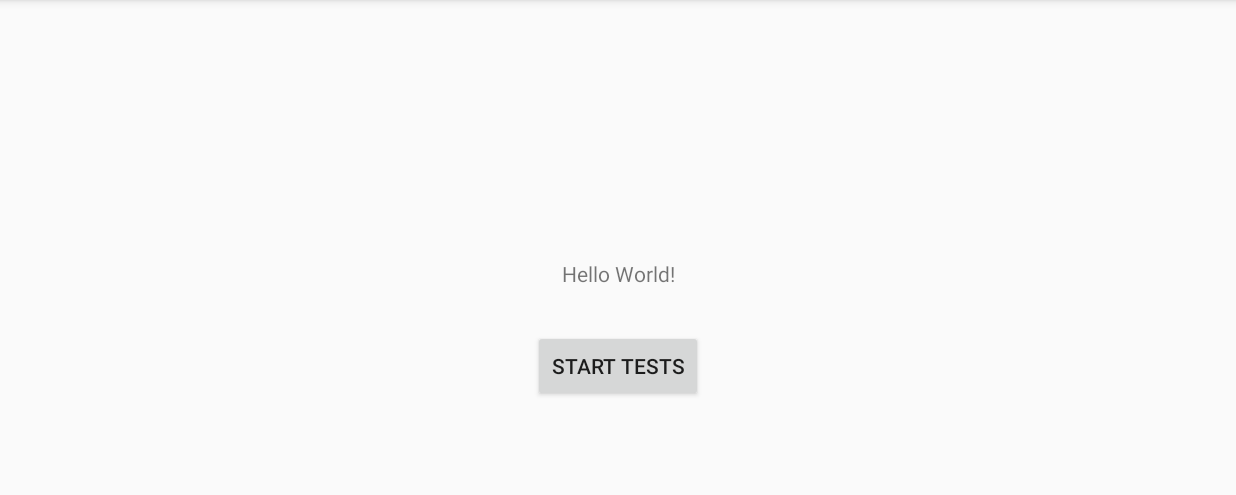
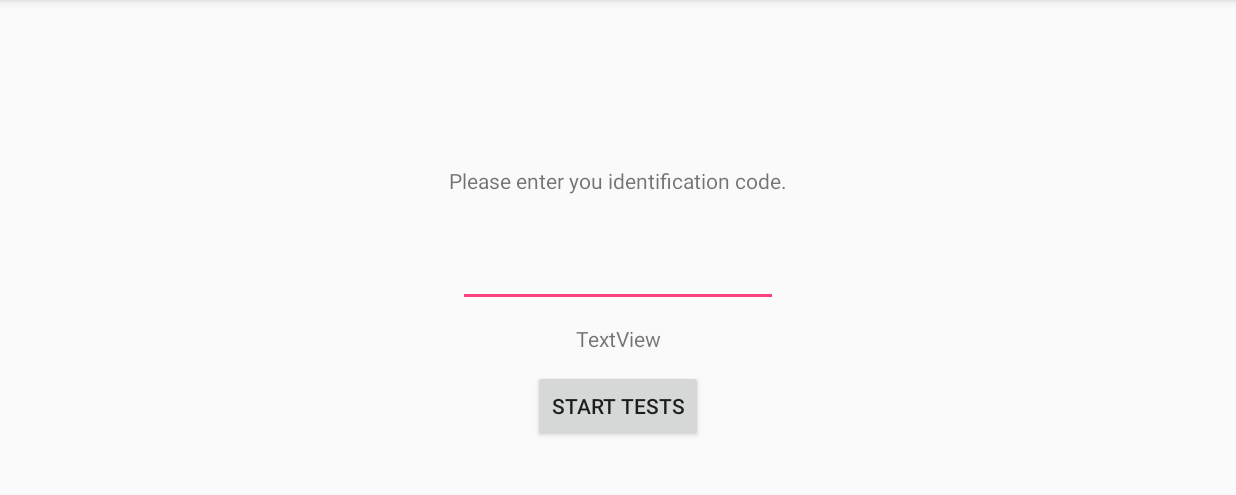
Before and after one commit to erict4ng/StrokeVictimDrivingTest, an Android app: the screen it shows after launch (StartMenu), on a phone screen of 824 x 412 dp (held sideways), the part 72-567 px from its top. Run offline under Robolectric (Android 15) with nearby library versions, the phone set to English and light mode, and no system bars.

Commit message:
added basic login

```diff
--- a/app/src/main/java/com/example/eric/strokevictimdrivingtest/FirstTest.java
+++ b/app/src/main/java/com/example/eric/strokevictimdrivingtest/FirstTest.java
@@ -14,7 +14,7 @@
 public class FirstTest extends AppCompatActivity {
 
     private float xCoOrdinate, yCoOrdinate;
-    long timeleft;
+    long time_left;
 
     @Override
     protected void onCreate(Bundle savedInstanceState) {
@@ -27,7 +27,7 @@
         new CountDownTimer(900000, 1000) {
             public void onTick(long millisUntilFinished) {
                 timerText.setText("seconds remaining: " + millisUntilFinished / 1000);
-                timeleft = millisUntilFinished / 1000;
+                time_left = millisUntilFinished / 1000;
             }
 
             public void onFinish() {
@@ -63,7 +63,7 @@
 
     public void startNextTest(View view){
         Intent intent = new Intent(this, SecondActivity.class);
-        intent.putExtra("test1_score",String.valueOf(timeleft));
+        intent.putExtra("test1_score",String.valueOf(time_left));
         intent.putExtra("test1_time","8");
         startActivity(intent);
     }
--- a/app/src/main/java/com/example/eric/strokevictimdrivingtest/StartMenu.java
+++ b/app/src/main/java/com/example/eric/strokevictimdrivingtest/StartMenu.java
@@ -7,8 +7,11 @@
 import android.view.Menu;
 import android.view.MenuItem;
 import android.content.Intent;
+import android.widget.EditText;
+import android.widget.TextView;
 
 public class StartMenu extends AppCompatActivity {
+
 
     @Override
     protected void onCreate(Bundle savedInstanceState) {
@@ -43,9 +46,17 @@
     }
 
     public void start_test(View view) {
-        Intent intent = new Intent(this, FirstTest.class);
-        startActivity(intent);
+        EditText pass_box = findViewById(R.id.txtbxPass);
+        TextView warning = findViewById(R.id.txtWarning);
+        String entered_pass = pass_box.getText().toString();
 
+        if(entered_pass.equals("123")) {
+            Intent intent = new Intent(this, FirstTest.class);
+            startActivity(intent);
+        }
+        else{
+            warning.setVisibility(View.VISIBLE);
+        }
 
     }
 }
--- a/app/src/main/res/layout/content_start_menu.xml
+++ b/app/src/main/res/layout/content_start_menu.xml
@@ -12,11 +12,13 @@
         android:id="@+id/textView"
         android:layout_width="wrap_content"
         android:layout_height="wrap_content"
-        android:text="Hello World!"
-        app:layout_constraintBottom_toBottomOf="parent"
+        android:layout_marginBottom="8dp"
+        android:text="Please enter you identification code."
+        app:layout_constraintBottom_toTopOf="@+id/txtbxPass"
         app:layout_constraintLeft_toLeftOf="parent"
         app:layout_constraintRight_toRightOf="parent"
-        app:layout_constraintTop_toTopOf="parent" />
+        app:layout_constraintTop_toTopOf="parent"
+        app:layout_constraintVertical_bias="0.84" />
 
     <Button
         android:id="@+id/btnStart_test"
@@ -26,12 +28,43 @@
         android:layout_marginEnd="8dp"
         android:layout_marginStart="8dp"
         android:layout_marginTop="8dp"
+        android:onClick="start_test"
         android:text="@string/start_button"
-        android:onClick="start_test"
         app:layout_constraintBottom_toBottomOf="parent"
         app:layout_constraintEnd_toEndOf="parent"
         app:layout_constraintStart_toStartOf="parent"
-        app:layout_constraintTop_toBottomOf="@+id/textView"
-        app:layout_constraintVertical_bias="0.186" />
+        app:layout_constraintTop_toBottomOf="@+id/txtbxPass"
+        app:layout_constraintVertical_bias="0.356" />
+
+    <EditText
+        android:id="@+id/txtbxPass"
+        android:layout_width="wrap_content"
+        android:layout_height="wrap_content"
+        android:layout_marginBottom="8dp"
+        android:layout_marginEnd="8dp"
+        android:layout_marginStart="8dp"
+        android:layout_marginTop="8dp"
+        android:ems="10"
+        android:inputType="textPersonName"
+        app:layout_constraintBottom_toBottomOf="parent"
+        app:layout_constraintEnd_toEndOf="parent"
+        app:layout_constraintStart_toStartOf="parent"
+        app:layout_constraintTop_toTopOf="parent" />
+
+    <TextView
+        android:id="@+id/txtWarning"
+        android:layout_width="wrap_content"
+        android:layout_height="wrap_content"
+        android:layout_marginBottom="8dp"
+        android:layout_marginEnd="8dp"
+        android:layout_marginStart="8dp"
+        android:layout_marginTop="8dp"
+        android:text="TextView"
+        app:layout_constraintBottom_toTopOf="@+id/btnStart_test"
+        app:layout_constraintEnd_toEndOf="parent"
+        app:layout_constraintStart_toStartOf="parent"
+        app:layout_constraintTop_toBottomOf="@+id/txtbxPass"
+        tools:text="Identificaiton code not found, please try again."
+        tools:visibility="invisible" />
 
 </android.support.constraint.ConstraintLayout>
```
